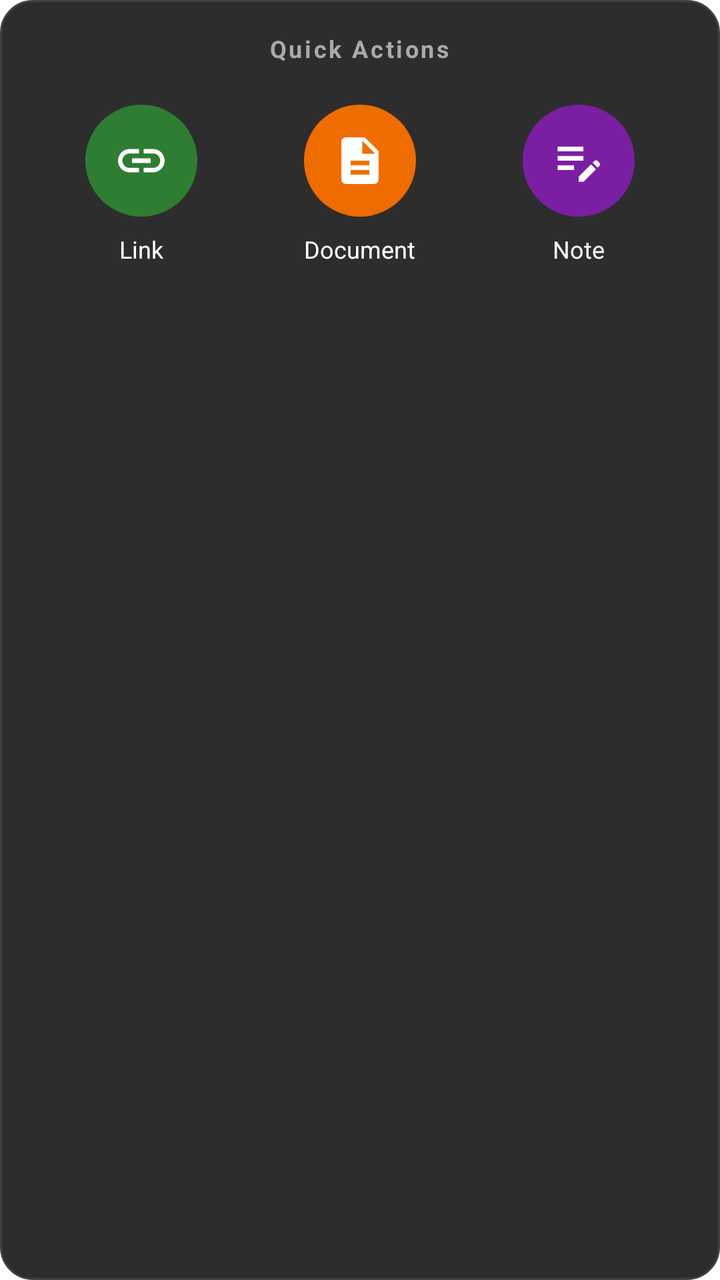
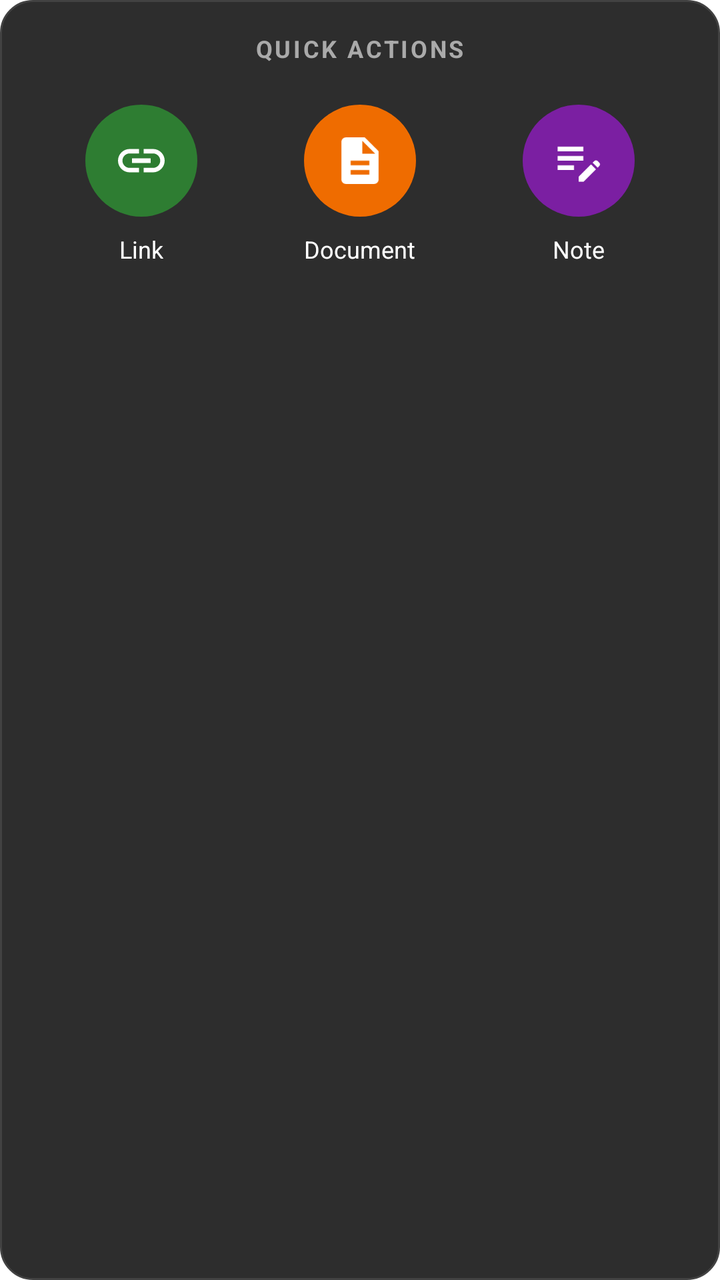

Two renders of the same Android screen: before a commit and after it. Below are the layout's source before the change and the commit's diff.
<!-- AndroidManifest.xml: fallback theme Theme.MaterialComponents.DayNight.NoActionBar -->
<!-- res/layout/quick_add_widget.xml -->
<?xml version="1.0" encoding="utf-8"?>
<RelativeLayout xmlns:android="http://schemas.android.com/apk/res/android"
    android:layout_width="match_parent"
    android:layout_height="match_parent"
    android:background="@drawable/widget_background"
    android:padding="16dp">

    
    <TextView
        android:id="@+id/widget_title"
        android:layout_width="wrap_content"
        android:layout_height="wrap_content"
        android:layout_centerHorizontal="true"
        android:text="Quick Actions"
        android:textSize="12sp"
        android:textColor="#AAAAAA"
        android:textStyle="bold"
        android:letterSpacing="0.1"
        android:isAllCaps="true"
        android:paddingBottom="12dp" />

    
    <LinearLayout
        android:layout_width="match_parent"
        android:layout_height="wrap_content"
        android:layout_below="@id/widget_title"
        android:layout_centerVertical="true"
        android:orientation="horizontal"
        android:gravity="center">

        
        <LinearLayout
            android:id="@+id/add_link_button"
            android:layout_width="0dp"
            android:layout_height="wrap_content"
            android:layout_weight="1"
            android:orientation="vertical"
            android:gravity="center"
            android:background="?attr/selectableItemBackground"
            android:padding="8dp">

            <FrameLayout
                android:layout_width="56dp"
                android:layout_height="56dp"
                android:background="@drawable/circle_green">
                <ImageView
                    android:layout_width="28dp"
                    android:layout_height="28dp"
                    android:layout_gravity="center"
                    android:src="@drawable/ic_link"
                    android:contentDescription="Add Link" />
            </FrameLayout>
            
            <TextView
                android:layout_width="wrap_content"
                android:layout_height="wrap_content"
                android:text="Link"
                android:textSize="12sp"
                android:textColor="#FFFFFF"
                android:layout_marginTop="8dp" />
        </LinearLayout>

        
        <LinearLayout
            android:id="@+id/add_document_button"
            android:layout_width="0dp"
            android:layout_height="wrap_content"
            android:layout_weight="1"
            android:orientation="vertical"
            android:gravity="center"
            android:background="?attr/selectableItemBackground"
            android:padding="8dp">

            <FrameLayout
                android:layout_width="56dp"
                android:layout_height="56dp"
                android:background="@drawable/circle_orange">
                <ImageView
                    android:layout_width="28dp"
                    android:layout_height="28dp"
                    android:layout_gravity="center"
                    android:src="@drawable/ic_document"
                    android:contentDescription="Add Document" />
            </FrameLayout>
            
            <TextView
                android:layout_width="wrap_content"
                android:layout_height="wrap_content"
                android:text="Document"
                android:textSize="12sp"
                android:textColor="#FFFFFF"
                android:layout_marginTop="8dp" />
        </LinearLayout>

        
        <LinearLayout
            android:id="@+id/add_note_button"
            android:layout_width="0dp"
            android:layout_height="wrap_content"
            android:layout_weight="1"
            android:orientation="vertical"
            android:gravity="center"
            android:background="?attr/selectableItemBackground"
            android:padding="8dp">

            <FrameLayout
                android:layout_width="56dp"
                android:layout_height="56dp"
                android:background="@drawable/circle_purple">
                <ImageView
                    android:layout_width="28dp"
                    android:layout_height="28dp"
                    android:layout_gravity="center"
                    android:src="@drawable/ic_note"
                    android:contentDescription="Add Note" />
            </FrameLayout>
            
            <TextView
                android:layout_width="wrap_content"
                android:layout_height="wrap_content"
                android:text="Note"
                android:textSize="12sp"
                android:textColor="#FFFFFF"
                android:layout_marginTop="8dp" />
        </LinearLayout>
    </LinearLayout>
</RelativeLayout>
<!-- resources referenced by this layout -->
<resources>
  <!-- drawable circle_green (drawable) -->
  <?xml version="1.0" encoding="utf-8"?>
  <shape xmlns:android="http://schemas.android.com/apk/res/android"
      android:shape="oval">
      <solid android:color="#2E7D32" /> 
  </shape>
  <!-- drawable circle_orange (drawable) -->
  <?xml version="1.0" encoding="utf-8"?>
  <shape xmlns:android="http://schemas.android.com/apk/res/android"
      android:shape="oval">
      <solid android:color="#EF6C00" /> 
  </shape>
  <!-- drawable circle_purple (drawable) -->
  <?xml version="1.0" encoding="utf-8"?>
  <shape xmlns:android="http://schemas.android.com/apk/res/android"
      android:shape="oval">
      <solid android:color="#7B1FA2" /> 
  </shape>
  <!-- drawable ic_document (drawable) -->
  <vector xmlns:android="http://schemas.android.com/apk/res/android"
      android:width="24dp"
      android:height="24dp"
      android:viewportWidth="24"
      android:viewportHeight="24"
      android:tint="#FFFFFF">
      <path
          android:fillColor="#FF000000"
          android:pathData="M14,2L6,2c-1.1,0 -1.99,0.9 -1.99,2L4,20c0,1.1 0.89,2 1.99,2L18,22c1.1,0 2,-0.9 2,-2L20,8l-6,-6zM16,18L8,18v-2h8v2zM16,14L8,14v-2h8v2zM13,9L13,3.5L18.5,9L13,9z"/>
  </vector>
  <!-- drawable ic_link (drawable) -->
  <vector xmlns:android="http://schemas.android.com/apk/res/android"
      android:width="24dp"
      android:height="24dp"
      android:viewportWidth="24"
      android:viewportHeight="24"
      android:tint="#FFFFFF">
      <path
          android:fillColor="#FF000000"
          android:pathData="M3.9,12c0,-1.71 1.39,-3.1 3.1,-3.1h4L11,7L7,7c-2.76,0 -5,2.24 -5,5s2.24,5 5,5h4v-1.9L7,15.1c-1.71,0 -3.1,-1.39 -3.1,-3.1zM8,13h8v-2L8,11v2zM17,7h-4v1.9h4c1.71,0 3.1,1.39 3.1,3.1s-1.39,3.1 -3.1,3.1h-4L13,17h4c2.76,0 5,-2.24 5,-5s-2.24,-5 -5,-5z"/>
  </vector>
  <!-- drawable ic_note (drawable) -->
  <vector xmlns:android="http://schemas.android.com/apk/res/android"
      android:width="24dp"
      android:height="24dp"
      android:viewportWidth="24"
      android:viewportHeight="24"
      android:tint="#FFFFFF">
      <path
          android:fillColor="#FF000000"
          android:pathData="M3,10h11v2L3,12zM3,8h11L14,6L3,6zM3,16h7v-2L3,14zM18.01,12.87l0.71,-0.71c0.39,-0.39 1.02,-0.39 1.41,0l0.71,0.71c0.39,0.39 0.39,1.02 0,1.41l-0.71,0.71L18.01,12.87zM17.3,13.58l-5.3,5.3L12,21h2.12l5.3,-5.3L17.3,13.58z"/>
  </vector>
  <!-- drawable widget_background (drawable) -->
  <?xml version="1.0" encoding="utf-8"?>
  <shape xmlns:android="http://schemas.android.com/apk/res/android"
      android:shape="rectangle">
      <solid android:color="#2D2D2D" />
      <corners android:radius="16dp" />
      <stroke
          android:width="1dp"
          android:color="#424242" />
  </shape>
</resources>

<!-- the commit's change to res/layout/quick_add_widget.xml (unified diff, before → after) -->
@@ -11,12 +11,11 @@
         android:layout_width="wrap_content"
         android:layout_height="wrap_content"
         android:layout_centerHorizontal="true"
-        android:text="Quick Actions"
+        android:text="QUICK ACTIONS"
         android:textSize="12sp"
         android:textColor="#AAAAAA"
         android:textStyle="bold"
         android:letterSpacing="0.1"
-        android:isAllCaps="true"
         android:paddingBottom="12dp" />
 
     
